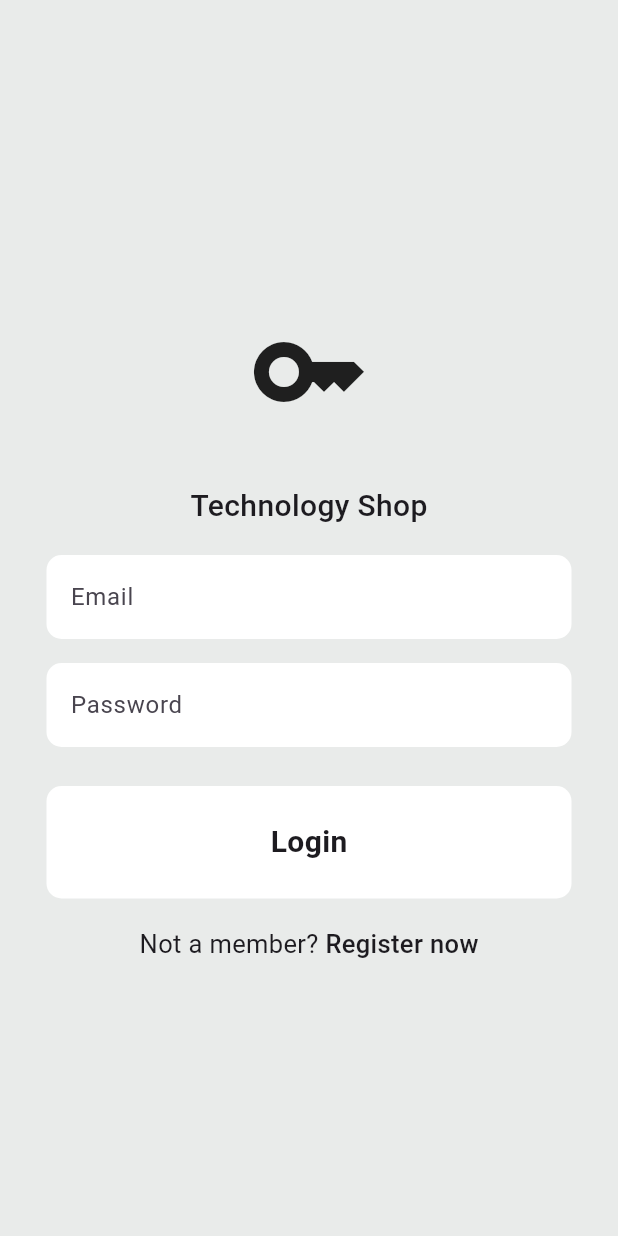
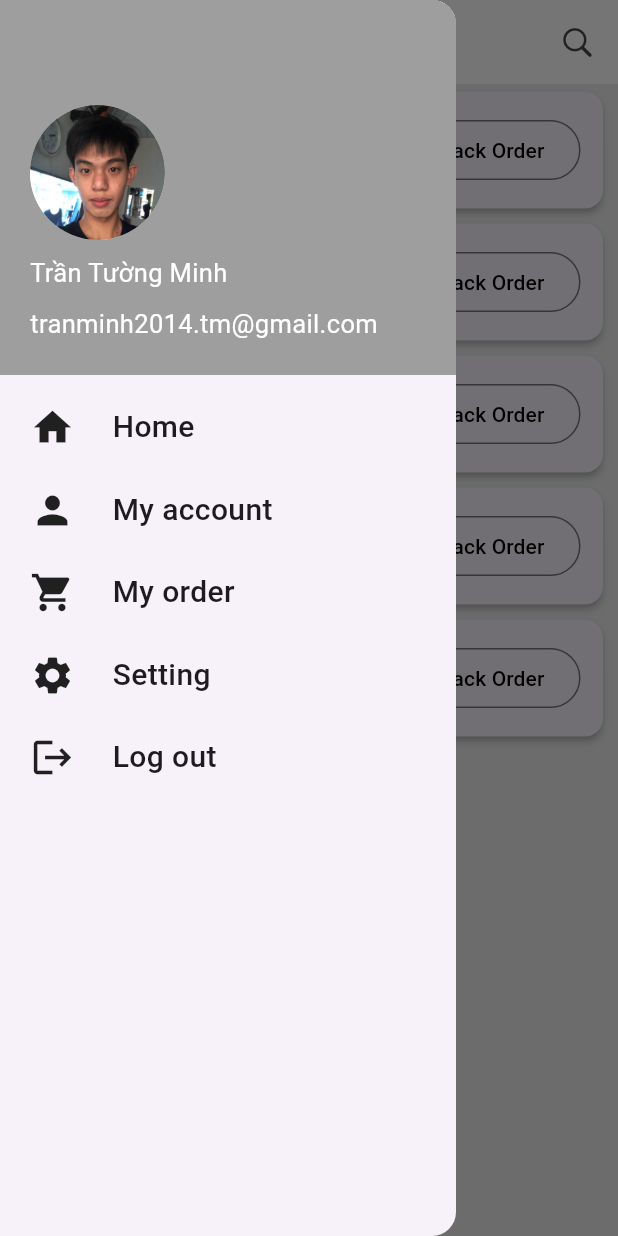
Before and after one commit to quakhubuon/Flutter, a Flutter app: the screen it shows after launch, with the side drawer open (before the commit the screen has no drawer), on a phone screen of 412 x 824 dp. Run offline on Flutter 3.47's test engine with Material 3 defaults, Android fonts, the phone set to English and light mode, and no system bars; our stand-ins replace firebase_auth, firebase_core; accounts and stored records are empty.

Commit message:
version 2

```diff
--- a/lib/main.dart
+++ b/lib/main.dart
@@ -1,7 +1,9 @@
 import 'package:firebase_core/firebase_core.dart';
 import 'package:flutter/material.dart';
 import 'package:gear/views/cart.dart';
+import 'package:gear/views/checkout.dart';
 import 'package:gear/views/detail.dart';
+import 'package:gear/views/history.dart';
 import 'package:gear/views/home.dart';
 import 'package:gear/views/auth/login.dart';
 import 'package:gear/views/order.dart';
@@ -33,7 +35,7 @@ class MyApp extends StatelessWidget {
           centerTitle: true,
         )
       ),
-      home: const LoginPage(),
+      home: const HistoryOrder(),
     );
   }
 }
--- /dev/null
+++ b/lib/views/history.dart
@@ -0,0 +1,119 @@
+import 'package:flutter/cupertino.dart';
+import 'package:flutter/material.dart';
+import 'package:gear/widgets/CustomItemDrawer.dart';
+
+class HistoryOrder extends StatelessWidget {
+
+  const HistoryOrder({super.key});
+
+  @override
+  Widget build(BuildContext context) {
+    final List<Map<String, dynamic>> orders = [
+      {"order_id": "#100007", "status": "pending"},
+      {"order_id": "#100006", "status": "pending"},
+      {"order_id": "#100005", "status": "pending"},
+      {"order_id": "#100004", "status": "pending"},
+      {"order_id": "#100003", "status": "pending"},
+    ];
+    return Scaffold(
+      backgroundColor: const Color(0xfFE9EBEA),
+      appBar: AppBar(
+        title: Text("Checkout Order"),
+        actions: [
+          Padding(
+            padding: const EdgeInsets.only(right: 15.0),
+            child: Icon(CupertinoIcons.search),
+          )
+        ],
+      ),
+      drawer: Drawer(
+          child: Column(
+            children: [
+              Container(
+                width: 310,
+                height: 250,
+                decoration: BoxDecoration(
+                    color: Colors.grey
+                ),
+                child: Padding(
+                  padding: const EdgeInsets.only(left: 20.0, top: 70),
+                  child: Column(
+                    crossAxisAlignment: CrossAxisAlignment.start,
+                    children: [
+                      CircleAvatar(
+                        radius: 45,
+                        backgroundColor: Colors.white,
+                        backgroundImage: AssetImage("assets/images/avatar.jpg",),
+
+                      ),
+                      Padding(
+                        padding: const EdgeInsets.only(top: 10.0),
+                        child: Text("Trần Tường Minh", style: TextStyle(color: Colors.white, fontSize: 17),),
+                      ),
+                      Padding(
+                        padding: const EdgeInsets.only(top: 10.0),
+                        child: Text("tranminh2014.tm@gmail.com", style: TextStyle(color: Colors.white, fontSize: 17),),
+                      ),
+                    ],
+                  ),
+                ),
+              ),
+              Padding(
+                padding: const EdgeInsets.all(20.0),
+                child: Column(
+                  children: [
+                    CustomItemDrawer(icon: Icons.home, label: "Home"),
+                    CustomItemDrawer(icon: Icons.person, label: "My account"),
+                    CustomItemDrawer(icon: Icons.shopping_cart, label: "My order"),
+                    CustomItemDrawer(icon: Icons.settings, label: "Setting"),
+                    CustomItemDrawer(icon: Icons.logout, label: "Log out"),
+                  ],
+                ),
+              )
+            ],
+          )
+      ),
+      body: ListView.builder(
+        itemCount: orders.length,
+        itemBuilder: (context, index) {
+          return Card(
+            elevation: 2,
+            margin: EdgeInsets.symmetric(vertical: 5, horizontal: 10),
+            child: Padding(
+              padding: EdgeInsets.all(15),
+              child: Row(
+                mainAxisAlignment: MainAxisAlignment.spaceBetween,
+                children: [
+                  Text(
+                    "Order ID: ${orders[index]['order_id']}",
+                    style: TextStyle(fontSize: 16),
+                  ),
+                  Row(
+                    children: [
+                      Container(
+                        padding: EdgeInsets.symmetric(horizontal: 10, vertical: 5),
+                        decoration: BoxDecoration(
+                          color: Colors.black,
+                          borderRadius: BorderRadius.circular(5),
+                        ),
+                        child: Text(
+                          "Pending",
+                          style: TextStyle(color: Colors.white),
+                        ),
+                      ),
+                      SizedBox(width: 10),
+                      OutlinedButton(
+                        onPressed: () {},
+                        child: Text("Track Order", style: TextStyle(color: Colors.black),),
+                      ),
+                    ],
+                  ),
+                ],
+              ),
+            ),
+          );
+        },
+      ),
+    );
+  }
+}
--- /dev/null
+++ b/lib/widgets/CustomItemDrawer.dart
@@ -0,0 +1,25 @@
+import 'package:flutter/cupertino.dart';
+import 'package:flutter/material.dart';
+
+class CustomItemDrawer extends StatelessWidget {
+  final IconData icon;
+  final String label;
+
+  CustomItemDrawer({required this.icon, required this.label});
+
+  @override
+  Widget build(BuildContext context) {
+    return  Padding(
+      padding: const EdgeInsets.only(bottom: 25.0),
+      child: Row(
+        children: [
+          Icon(icon, size: 30,),
+          Padding(
+            padding: const EdgeInsets.only(left: 25.0),
+            child: Text(label, style: TextStyle(fontSize: 20, fontWeight: FontWeight.w500),),
+          )
+        ],
+      ),
+    );
+  }
+}
```
Also changed, not shown: lib/views/checkout.dart (added, +171 -0 lines), lib/views/order.dart (+114 -0 lines), lib/widgets/CustomTextField.dart (added, +36 -0 lines).
